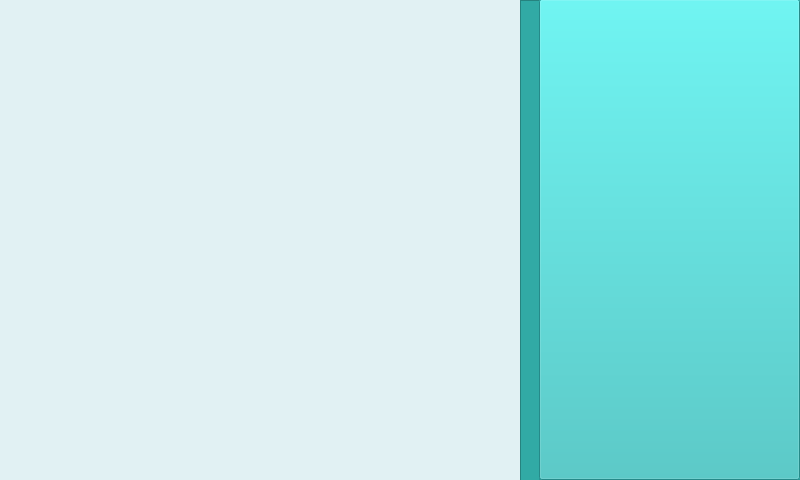
Before: the Qt Designer form mainwindow.ui in Jeffreyvde/BottleStopQT, drawn with Qt 5.
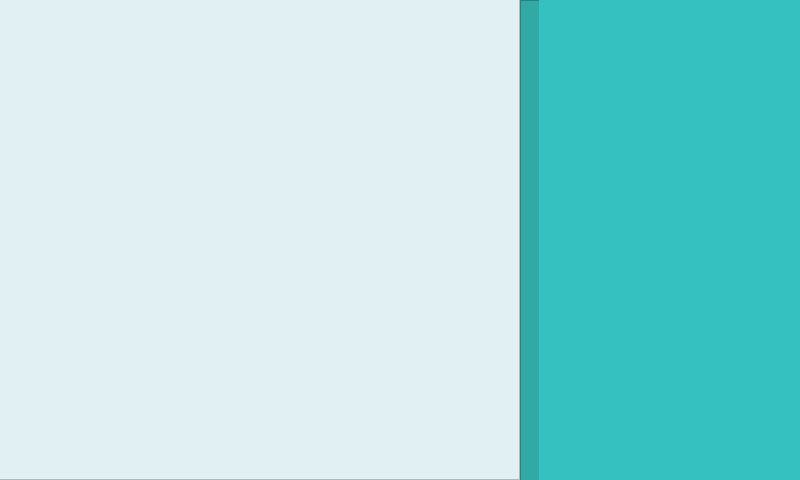
After: the same form once the commit is applied.

Commit message: Implemented base ui with dynamic buttons

The edit to the form file:
```diff
--- a/mainwindow.ui
+++ b/mainwindow.ui
@@ -87,6 +87,12 @@
        <height>481</height>
       </rect>
      </property>
+     <property name="styleSheet">
+      <string notr="true">background: transparent;
+background-color: rgb(53, 193, 192);
+border: none;
+</string>
+     </property>
      <property name="text">
       <string/>
      </property>
@@ -101,6 +107,15 @@
       <height>481</height>
      </rect>
     </property>
+    <property name="sizeIncrement">
+     <size>
+      <width>800</width>
+      <height>480</height>
+     </size>
+    </property>
+    <property name="styleSheet">
+     <string notr="true">background-color: rgb(225, 241, 243)</string>
+    </property>
     <property name="frameShape">
      <enum>QFrame::StyledPanel</enum>
     </property>
@@ -116,7 +131,29 @@
        <height>481</height>
       </rect>
      </property>
-     <layout class="QGridLayout" name="grid"/>
+     <layout class="QGridLayout" name="grid">
+      <property name="sizeConstraint">
+       <enum>QLayout::SetFixedSize</enum>
+      </property>
+      <property name="leftMargin">
+       <number>50</number>
+      </property>
+      <property name="topMargin">
+       <number>20</number>
+      </property>
+      <property name="rightMargin">
+       <number>20</number>
+      </property>
+      <property name="bottomMargin">
+       <number>20</number>
+      </property>
+      <property name="horizontalSpacing">
+       <number>40</number>
+      </property>
+      <property name="verticalSpacing">
+       <number>20</number>
+      </property>
+     </layout>
     </widget>
    </widget>
   </widget>
```
Left out of the diff: 2 changed lines with no effect on the pictures. The commit also changes 4 other files.
